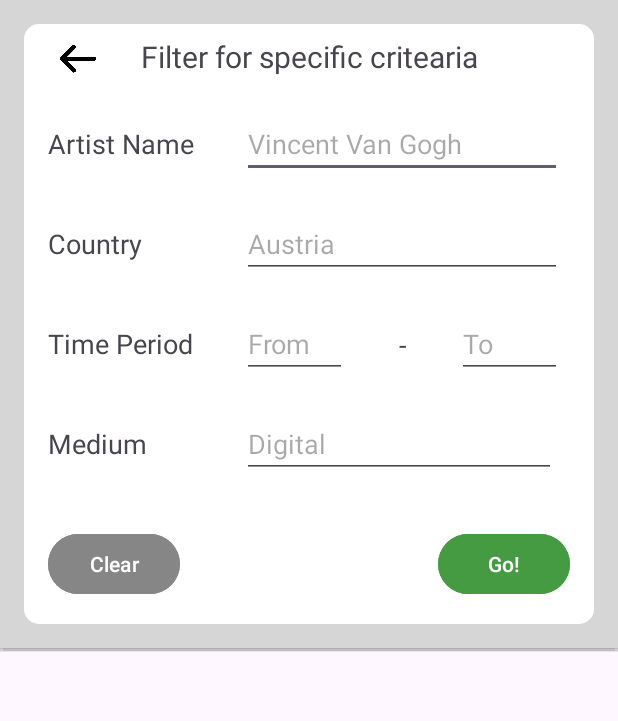
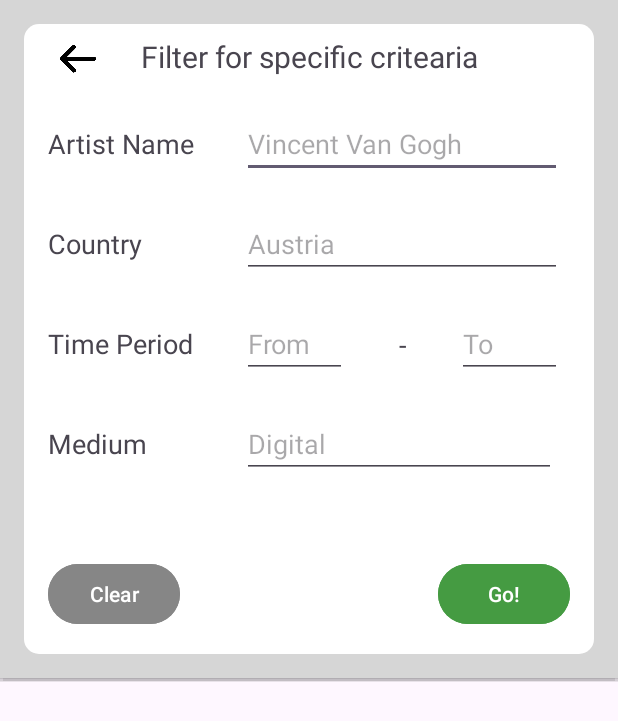
Before and after one commit to DexyStorm/at.ac.univie.hci.MyA2App, an Android app: the screen it shows after launch (MainActivity), after a tap on an icon or button, on a phone screen of 412 x 824 dp. Shown: the top 721 px of the screen. Run offline under Robolectric (Android 15) with nearby library versions, the phone set to English and light mode, and no system bars.

Commit message:
just made the filterpop a little longer

```diff
--- a/app/src/main/res/layout/filter_popup.xml
+++ b/app/src/main/res/layout/filter_popup.xml
@@ -8,7 +8,7 @@
 
     <androidx.constraintlayout.widget.ConstraintLayout
         android:layout_width="match_parent"
-        android:layout_height="400dp"
+        android:layout_height="420dp"
         android:layout_margin="16dp"
         android:background="@drawable/popupbg"
         android:orientation="vertical">
```
